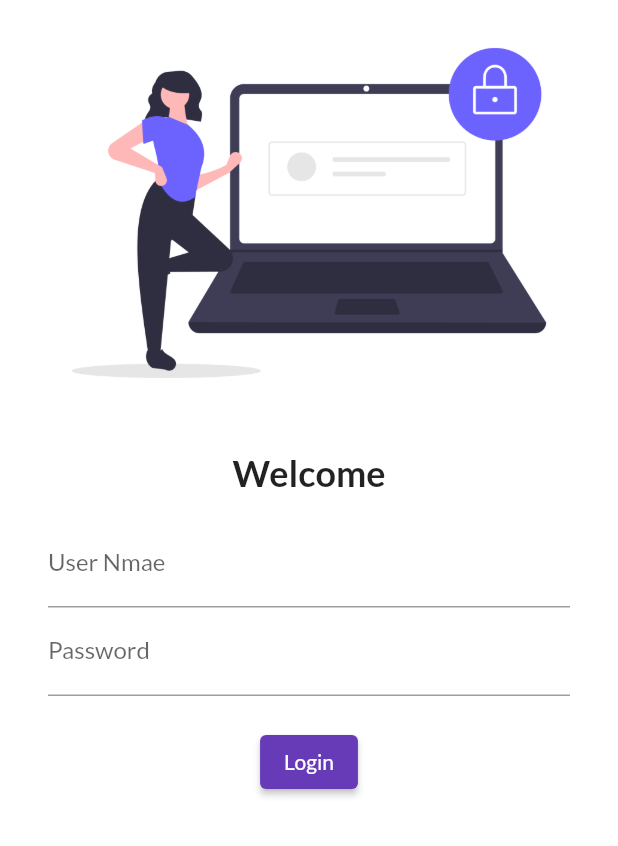
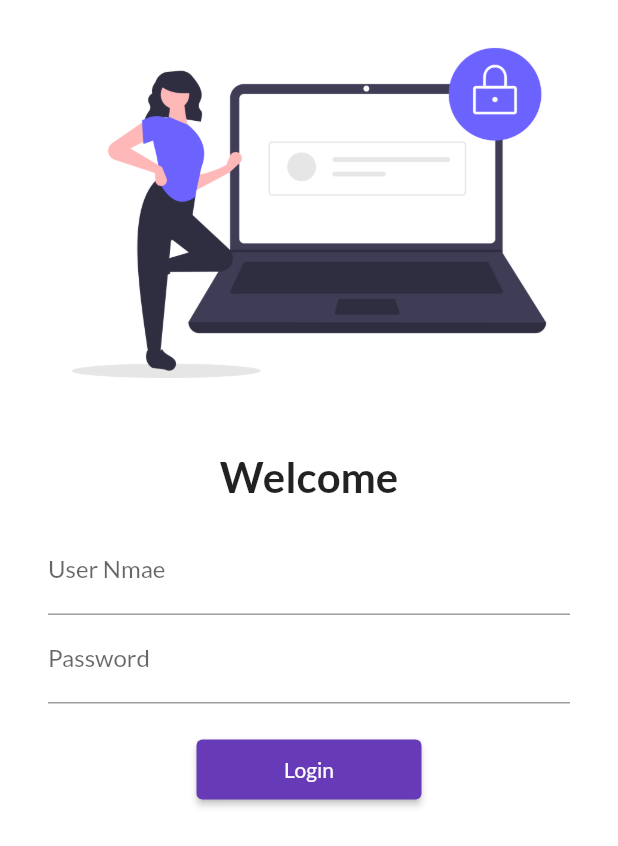
Before and after one commit to Vikash620404/flutter_catalog.dart, a Flutter app: the screen it shows after launch, on a phone screen of 412 x 824 dp. Shown: the top 846 px of the screen. Run offline on Flutter 3.47's test engine with Material 2 defaults, Android fonts, the phone set to English and light mode, and no system bars; our stand-ins replace google_fonts.

Commit message:
Day 3 Compleeted

```diff
--- a/lib/main.dart
+++ b/lib/main.dart
@@ -1,5 +1,6 @@
 import 'package:flutter/material.dart';
 import 'package:flutter_catalog/pages/login_page.dart';
+import 'package:flutter_catalog/util/routes.dart';
 import 'package:google_fonts/google_fonts.dart';
 import 'pages/home_page.dart';
 void main() {
@@ -22,15 +23,17 @@ class MyApp extends StatelessWidget {
 
       fontFamily:GoogleFonts.lato().fontFamily,
       ),
+
+      debugShowCheckedModeBanner: false,
     darkTheme: ThemeData(
       brightness: Brightness.dark,
     ),
-               // initialRoute: "/home",
+                initialRoute: "/",
      routes: {
-      "/":(context) =>LoginPage(),
-       //"/":(context) =>Homepage(),
+      "/":(context) => LoginPage(),
+       MyRoutes.homeRoute:(context) => Homepage(),
 
-       "/login":(context)=>LoginPage(),
+       MyRoutes.loginRoutes:(context) => LoginPage(),
      },
 
     );
--- a/lib/pages/login_page.dart
+++ b/lib/pages/login_page.dart
@@ -1,4 +1,5 @@
 import 'package:flutter/material.dart';
+import 'package:flutter_catalog/util/routes.dart';
 
 class LoginPage extends StatelessWidget {
   const LoginPage({Key? key}) : super(key: key);
@@ -7,6 +8,7 @@ class LoginPage extends StatelessWidget {
   Widget build(BuildContext context) {
     return Material(
       color: Colors.white,
+      child: SingleChildScrollView(
         child: Column(
           children: [
             Image.asset(
@@ -19,7 +21,7 @@ class LoginPage extends StatelessWidget {
             Text(
               "Welcome",
               style: TextStyle(
-              fontSize: 24,
+                fontSize: 28,
                 fontWeight: FontWeight.bold,
               ),
             ),
@@ -45,9 +47,9 @@ class LoginPage extends StatelessWidget {
                   ),
                   ElevatedButton(
                     child: Text("Login"),
-                  style: TextButton.styleFrom(),
+                    style: TextButton.styleFrom(minimumSize: Size(150, 40)),
                     onPressed: () {
-                    print("welcome to next page");
+                      Navigator.pushNamed(context, MyRoutes.homeRoute);
                     },
                   ),
                 ],
@@ -55,6 +57,7 @@ class LoginPage extends StatelessWidget {
             ),
           ],
         ),
+      ),
     );
   }
 }
--- /dev/null
+++ b/lib/util/routes.dart
@@ -0,0 +1,4 @@
+class MyRoutes {
+  static String loginRoutes = "/login";
+  static String homeRoute = "/home";
+}
```
Lines whose indentation alone changed are shown as unchanged.
